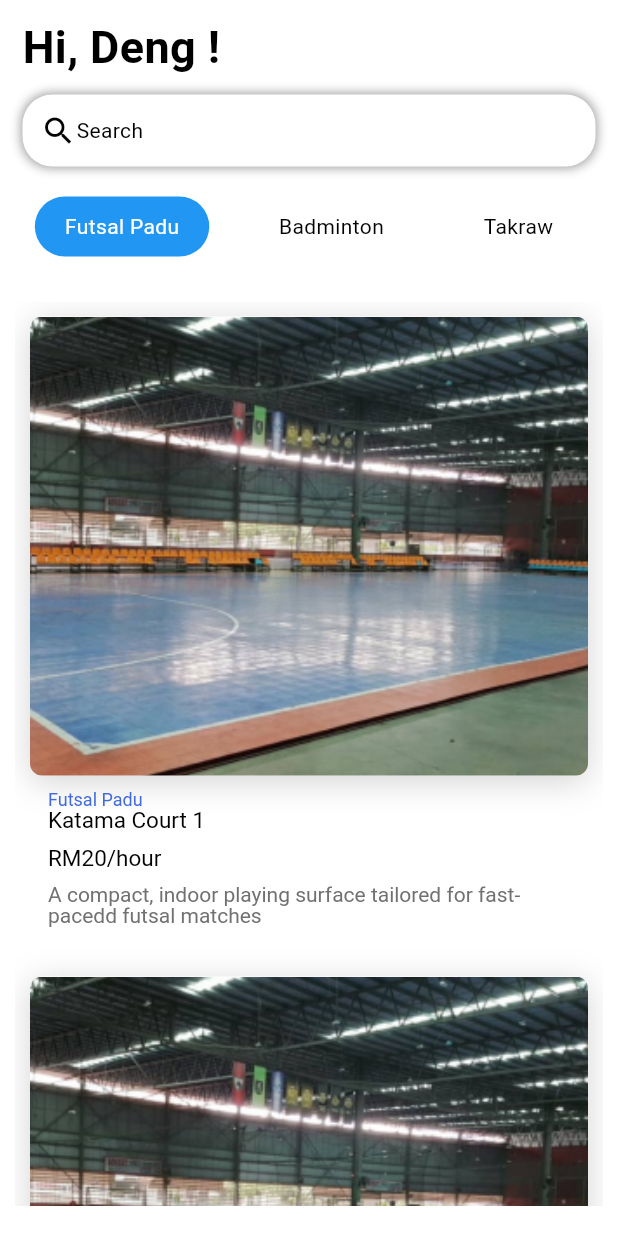
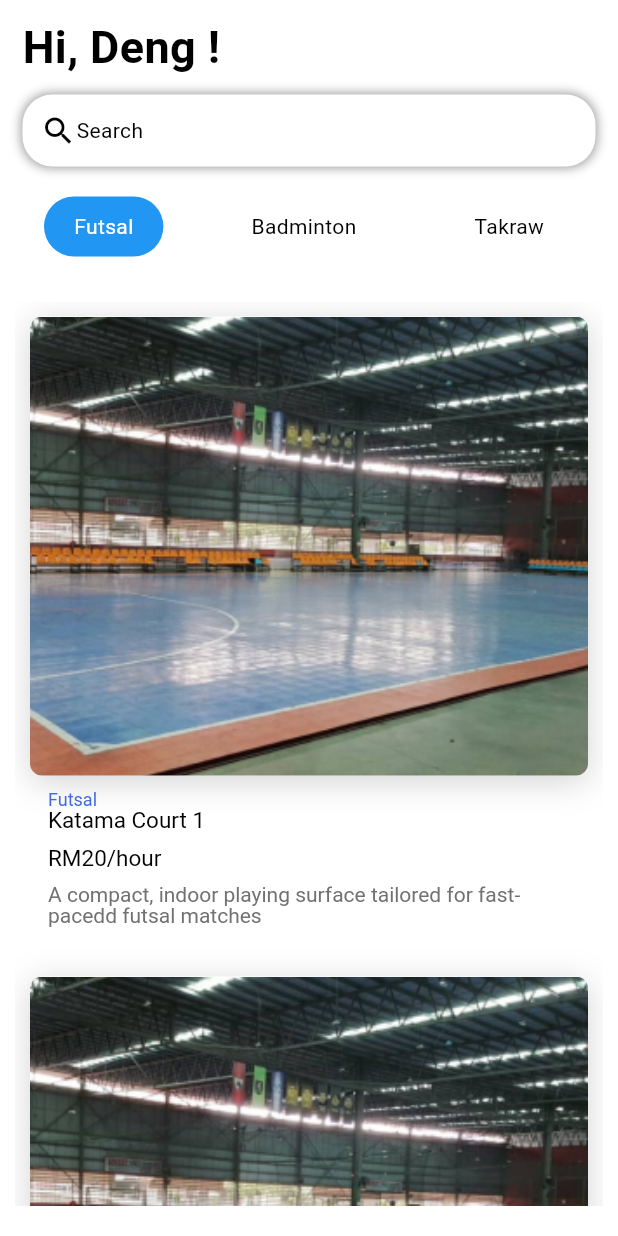
Before and after one commit to aizuddinzulkifli/sportcbs2024444444, a Flutter app: the HomePage screen opened by its route, on a phone screen of 412 x 824 dp. Run offline on Flutter 3.47's test engine with Material 3 defaults, Android fonts, the phone set to English and light mode, and no system bars; our stand-ins replace firebase_auth, firebase_core, flutter_svg, fluttertoast, font_awesome_flutter, google_nav_bar and 1 more; accounts and stored records are empty.

Commit message:
Update code

```diff
--- a/lib/features/user_auth/presentation/pages/home_page.dart
+++ b/lib/features/user_auth/presentation/pages/home_page.dart
@@ -15,7 +15,7 @@ class HomePage extends StatefulWidget {
 class _HomePageState extends State<HomePage> {
   int _selectedIndex = 0;
 
-  final List<String> _sports = ['Futsal Padu','Badminton','Takraw'];
+  final List<String> _sports = ['Futsal','Badminton','Takraw'];
 
   @override
   Widget build(BuildContext context) {
```
